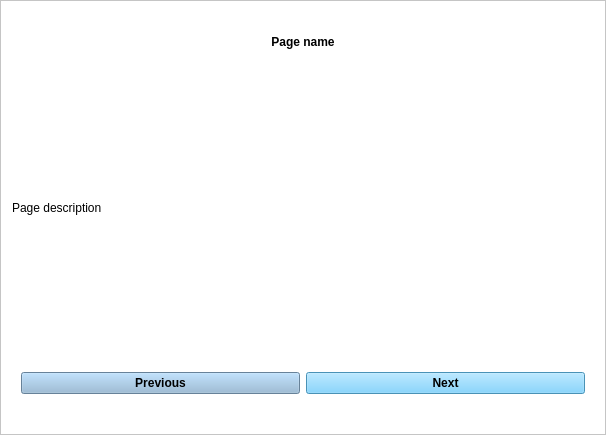
MotionInput/Team14-CopyClare, file copyclare/ui/tutorial_popup.ui: the form before one commit.
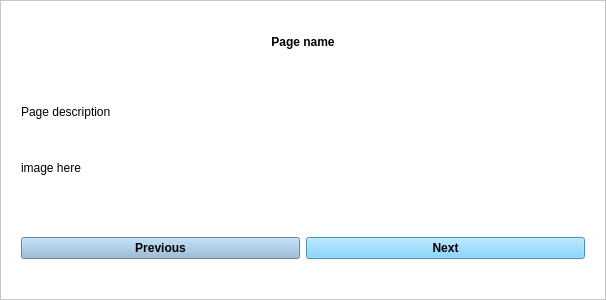
The form after the commit.

```diff
--- a/copyclare/ui/tutorial_popup.ui
+++ b/copyclare/ui/tutorial_popup.ui
@@ -7,9 +7,15 @@
     <x>0</x>
     <y>0</y>
     <width>606</width>
-    <height>435</height>
+    <height>300</height>
    </rect>
   </property>
+  <property name="maximumSize">
+   <size>
+    <width>16777215</width>
+    <height>16777215</height>
+   </size>
+  </property>
   <property name="windowTitle">
    <string>Frame</string>
   </property>
@@ -47,10 +53,41 @@
     </widget>
    </item>
    <item>
-    <widget class="QLabel" name="desc">
-     <property name="text">
-      <string>Page description</string>
+    <widget class="QFrame" name="frame_2">
+     <property name="frameShape">
+      <enum>QFrame::NoFrame</enum>
      </property>
+     <property name="frameShadow">
+      <enum>QFrame::Raised</enum>
+     </property>
+     <layout class="QVBoxLayout" name="verticalLayout_2">
+      <item>
+       <widget class="QLabel" name="desc">
+        <property name="maximumSize">
+         <size>
+          <width>16777215</width>
+          <height>60</height>
+         </size>
+        </property>
+        <property name="text">
+         <string>Page description</string>
+        </property>
+       </widget>
+      </item>
+      <item>
+       <widget class="QLabel" name="image">
+        <property name="maximumSize">
+         <size>
+          <width>16777215</width>
+          <height>16777215</height>
+         </size>
+        </property>
+        <property name="text">
+         <string>image here</string>
+        </property>
+       </widget>
+      </item>
+     </layout>
     </widget>
    </item>
    <item>
```
